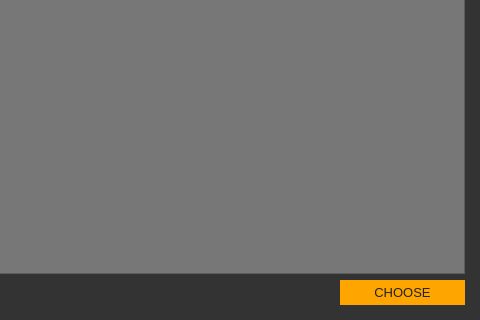
This is src/gui/ui/addressbookdialog.ui in ConcealNetwork/conceal-desktop as Qt 5 draws it before an edit; both pictures show x 267 to 747 and y 205 to 525 of the 747 by 525 pixel window. The edited form follows.
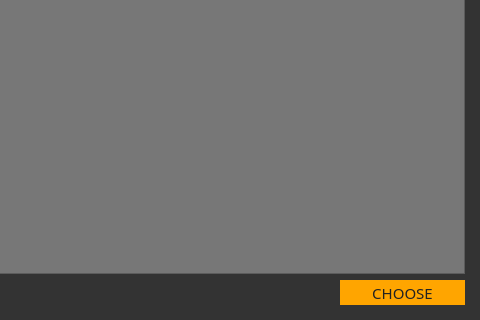
This is the edited form.

The edit to the form file:
```diff
--- a/src/gui/ui/addressbookdialog.ui
+++ b/src/gui/ui/addressbookdialog.ui
@@ -61,8 +61,8 @@
        </property>
        <property name="font">
         <font>
-         <family>Arial</family>
-         <pointsize>10</pointsize>
+         <family>Oswald</family>
+         <pointsize>11</pointsize>
         </font>
        </property>
        <property name="styleSheet">
```
